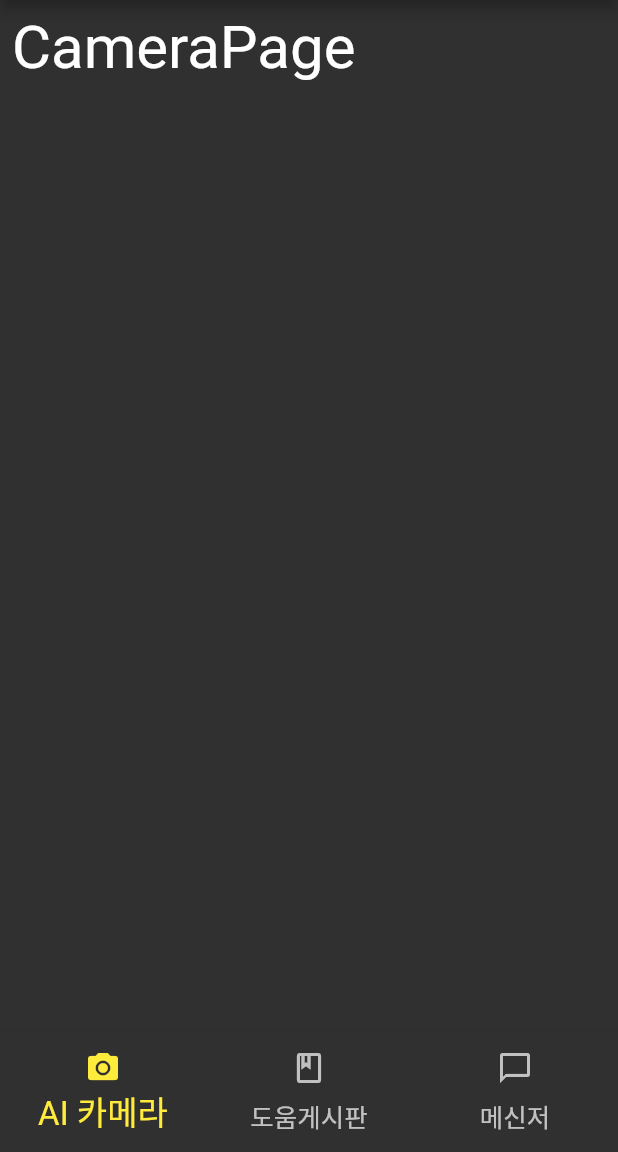
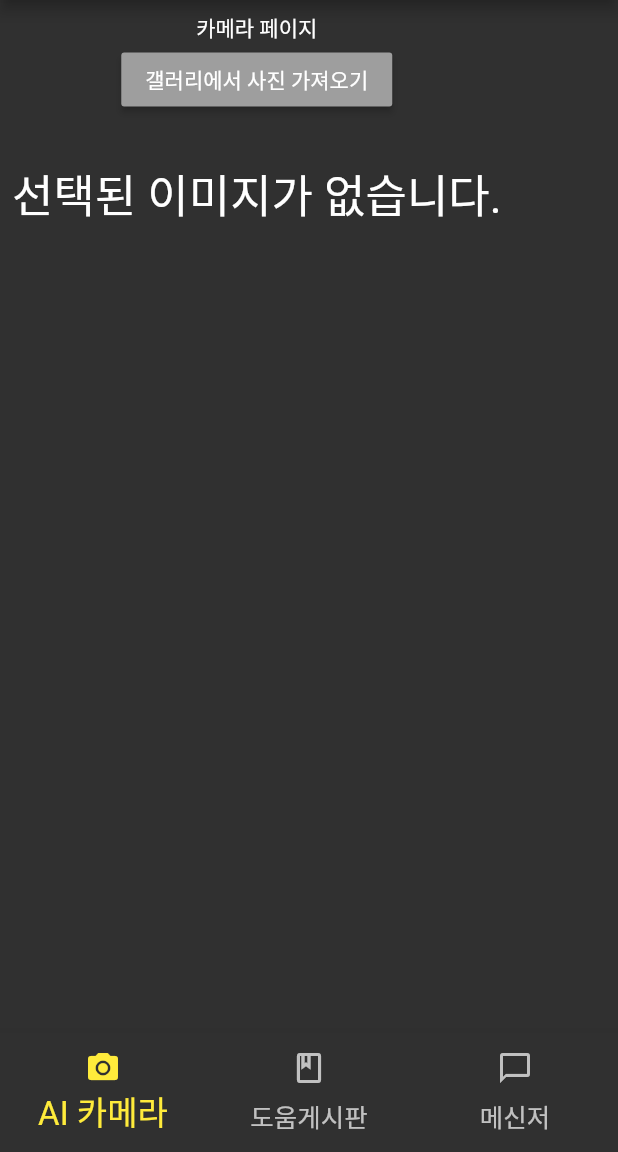
Before and after one commit to kucnea/seemeFlutter, a Flutter app: the FormPage screen opened directly, on a phone screen of 412 x 824 dp, the part 84-1236 px from its top. Run offline on Flutter 3.47's test engine with Material 2 defaults, Android fonts, the phone set to English and light mode, and no system bars; our stand-ins replace flutter_chat_bubble, flutter_signin_button, get, image_picker, validators.

```diff
--- a/lib/camera/camera_page.dart
+++ b/lib/camera/camera_page.dart
@@ -1,4 +1,7 @@
 import 'package:flutter/material.dart';
+import 'package:seeme/camera/take_picture_screen.dart';
+
+import 'view_camera.dart';
 
 class CameraPage extends StatefulWidget {
   const CameraPage({Key? key}) : super(key: key);
@@ -11,7 +14,7 @@ class _CameraPageState extends State<CameraPage> {
   @override
   Widget build(BuildContext context) {
     return Container(
-      child: Text('CameraPage',style: TextStyle(fontSize: 40.0),),
+      child: ViewCamera(),
     );
   }
 }
--- /dev/null
+++ b/lib/camera/view_camera.dart
@@ -0,0 +1,47 @@
+import 'dart:io';
+
+import 'package:flutter/material.dart';
+import 'package:flutter/services.dart';
+import 'package:image_picker/image_picker.dart';
+
+class ViewCamera extends StatefulWidget {
+  const ViewCamera({Key? key,}) : super(key: key);
+
+  @override
+  State<ViewCamera> createState() => _ViewCameraState();
+}
+
+class _ViewCameraState extends State<ViewCamera> {
+
+  File? image;
+
+  Future pickImageFromGallery() async {
+    try{
+      final image = await ImagePicker().pickImage(source: ImageSource.gallery);
+
+      if(image == null) return;
+
+      final imageTemp = File(image.path);
+
+      setState(()=> this.image = imageTemp);
+    } on PlatformException catch(e){
+      print("이미지를 불러오는데 실패했습니다. : $e");
+    }
+  }
+
+  @override
+  Widget build(BuildContext context) {
+    return Column(
+      children: [
+        Text("카메라 페이지"),
+        MaterialButton(
+          color: Colors.grey,
+          child: Text("갤러리에서 사진 가져오기"),
+          onPressed: (){ pickImageFromGallery(); },
+        ),
+        SizedBox(height: 30,),
+        image != null? Image.file(image!) : Text("선택된 이미지가 없습니다.", style: TextStyle(fontSize: 30.0),),
+      ],
+    );
+  }
+}
--- a/lib/chat/message.dart
+++ b/lib/chat/message.dart
@@ -12,7 +12,7 @@ class Messages extends StatelessWidget{
           Expanded(
               child: ListView.builder(
                 reverse: true,
-                itemCount: 2,
+                itemCount: 1,
                 itemBuilder: (context, index){
                   return ChatCloud("첫번째 메세지","유저아이디",false);
                 },
--- a/lib/main.dart
+++ b/lib/main.dart
@@ -2,7 +2,7 @@ import 'package:flutter/material.dart';
 import 'package:get/get.dart';
 import 'package:seeme/root_page.dart';
 
-void main() {
+void main() async {
   runApp(const MyApp());
 }
 
--- a/pubspec.yaml
+++ b/pubspec.yaml
@@ -39,6 +39,12 @@ dependencies:
   get: ^4.1.4
   validators: ^3.0.0
   flutter_chat_bubble: ^2.0.0
+  image_picker: ^0.8.5+3
+
+
+#  camera: ^0.10.0+1
+#  path_provider: ^2.0.11
+#  path: ^1.8.0
 
   # The following adds the Cupertino Icons font to your application.
   # Use with the CupertinoIcons class for iOS style icons.
```
Also changed, not shown: lib/camera/take_picture_screen.dart (added, +48 -0 lines), pubspec.lock, 2 other files.
